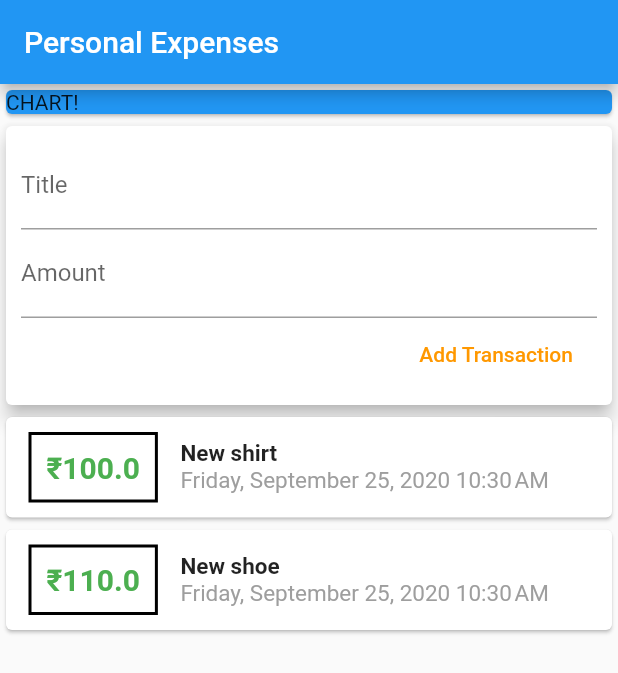
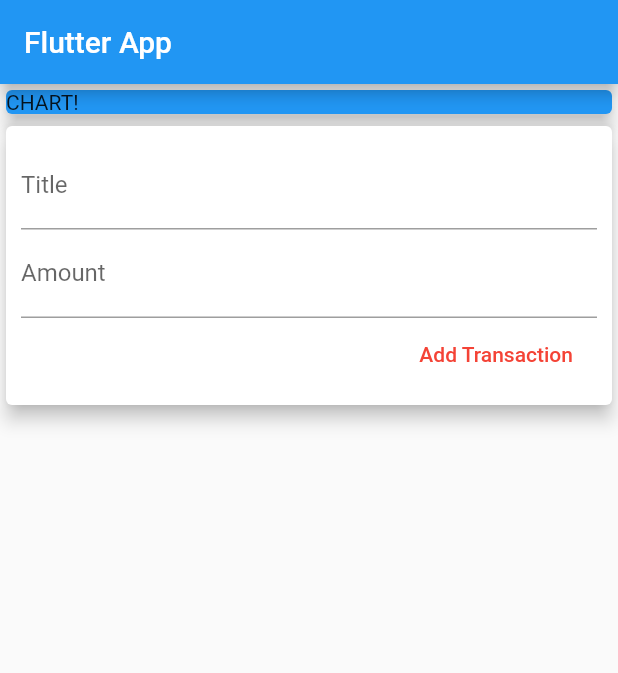
Before and after one commit to LifeofAGeek/flutter-Apps, a Flutter app: the screen it shows after launch, after a tap on "Add Transaction", on a phone screen of 412 x 824 dp. Shown: the top 673 px of the screen. Run offline on Flutter 3.47's test engine with Material 2 defaults, Android fonts, the phone set to English and light mode, and no system bars.

Commit message:
fixed bugs

```diff
--- a/expense_manager/lib/main.dart
+++ b/expense_manager/lib/main.dart
@@ -1,6 +1,5 @@
 import 'package:flutter/material.dart';
-import 'transactions.dart';
-import 'package:intl/intl.dart';
+import './widgets/user_transactions.dart';
 
 void main() => runApp(MyApp());
 
@@ -8,35 +7,21 @@ class MyApp extends StatelessWidget {
   @override
   Widget build(BuildContext context) {
     return MaterialApp(
-      title: 'Personal Expense',
+      title: 'Flutter App',
       home: MyHomePage(),
     );
   }
 }
 
 class MyHomePage extends StatelessWidget {
-  final List<Transaction> transactions = [
-    Transaction(
-      id: 't1',
-      title: "New shirt",
-      amount: 100,
-      date: DateTime.now(),
-    ),
-    Transaction(
-      id: 't2',
-      title: "New shoe",
-      amount: 110,
-      date: DateTime.now(),
-    )
-  ];
-  String titleInput;
-  String amountInput;
+  final titleController = TextEditingController();
+  final amountController = TextEditingController();
 
   @override
   Widget build(BuildContext context) {
     return Scaffold(
       appBar: AppBar(
-        title: Text('Personal Expenses'),
+        title: Text('Flutter App'),
       ),
       body: Column(
         // mainAxisAlignment: MainAxisAlignment.start,
@@ -46,87 +31,11 @@ class MyHomePage extends StatelessWidget {
             width: double.infinity,
             child: Card(
               color: Colors.blue,
-              child: Text("CHART!"),
+              child: Text('CHART!'),
+              elevation: 5,
             ),
           ),
-          Card(
-            elevation: 5,
-            child: Container(
-              padding: EdgeInsets.all(10),
-              child: Column(
-                crossAxisAlignment: CrossAxisAlignment.end,
-                children: <Widget>[
-                  TextField(
-                    decoration: InputDecoration(labelText: "Title"),
-                    onChanged: (val) {
-                      titleInput = val;
-                    },
-                  ),
-                  TextField(
-                    decoration: InputDecoration(labelText: "Amount"),
-                    onChanged: (val) {
-                      amountInput = val;
-                    },
-                  ),
-                  FlatButton(
-                    onPressed: () {
-                      print(titleInput);
-                      print(amountInput);
-                    },
-                    child: Text("Add Transaction"),
-                    textColor: Colors.orange,
-                  )
-                ],
-              ),
-            ),
-          ),
-          Column(
-            children: transactions.map((tx) {
-              return Card(
-                child: Row(
-                  children: <Widget>[
-                    Container(
-                      margin: EdgeInsets.symmetric(
-                        vertical: 10,
-                        horizontal: 15,
-                      ),
-                      decoration: BoxDecoration(
-                        border: Border.all(
-                            color: Colors.black,
-                            width: 2,
-                            style: BorderStyle.solid),
-                      ),
-                      padding: EdgeInsets.all(10),
-                      child: Text(
-                        '\u{20B9}${tx.amount}',
-                        style: TextStyle(
-                            fontWeight: FontWeight.bold,
-                            fontSize: 20,
-                            color: Colors.green),
-                      ),
-                    ),
-                    Column(
-                      crossAxisAlignment: CrossAxisAlignment.start,
-                      children: <Widget>[
-                        Text(
-                          tx.title,
-                          style: TextStyle(
-                              fontSize: 15, fontWeight: FontWeight.bold),
-                        ),
-                        Text(
-                          DateFormat.yMMMMEEEEd().add_jm().format(tx.date),
-                          style: TextStyle(
-                              fontSize: 15,
-                              color: Colors.grey,
-                              fontWeight: FontWeight.normal),
-                        ),
-                      ],
-                    ),
-                  ],
-                ),
-              );
-            }).toList(),
-          )
+          UserTransactions()
         ],
       ),
     );
--- /dev/null
+++ b/expense_manager/lib/widgets/new_transactions.dart
@@ -0,0 +1,42 @@
+import 'package:flutter/material.dart';
+
+class NewTransaction extends StatelessWidget {
+  final Function addTx;
+  final titleController = TextEditingController();
+  final amountController = TextEditingController();
+
+  NewTransaction(this.addTx);
+
+  @override
+  Widget build(BuildContext context) {
+    return Card(
+      elevation: 5,
+      child: Container(
+        padding: EdgeInsets.all(10),
+        child: Column(
+          crossAxisAlignment: CrossAxisAlignment.end,
+          children: <Widget>[
+            TextField(
+              decoration: InputDecoration(labelText: 'Title'),
+              controller: titleController,
+            ),
+            TextField(
+              decoration: InputDecoration(labelText: 'Amount'),
+              controller: amountController,
+            ),
+            FlatButton(
+              child: Text('Add Transaction'),
+              textColor: Colors.red,
+              onPressed: () {
+                addTx(
+                  titleController.text,
+                  double.parse(amountController.text),
+                );
+              },
+            ),
+          ],
+        ),
+      ),
+    );
+  }
+}
--- /dev/null
+++ b/expense_manager/lib/widgets/transactions_list.dart
@@ -0,0 +1,57 @@
+import 'package:expense_manager/models/transactions.dart';
+import 'package:flutter/material.dart';
+import 'package:intl/intl.dart';
+
+class TransactionList extends StatelessWidget {
+  final List<Transaction> transactions;
+
+  TransactionList(this.transactions);
+
+  @override
+  Widget build(BuildContext context) {
+    return Column(
+      children: transactions.map((tx) {
+        return Card(
+          child: Row(
+            children: <Widget>[
+              Container(
+                margin: EdgeInsets.symmetric(
+                  vertical: 10,
+                  horizontal: 15,
+                ),
+                decoration: BoxDecoration(
+                  border: Border.all(
+                      color: Colors.black, width: 2, style: BorderStyle.solid),
+                ),
+                padding: EdgeInsets.all(10),
+                child: Text(
+                  '\u{20B9}${tx.amount}',
+                  style: TextStyle(
+                      fontWeight: FontWeight.bold,
+                      fontSize: 20,
+                      color: Colors.green),
+                ),
+              ),
+              Column(
+                crossAxisAlignment: CrossAxisAlignment.start,
+                children: <Widget>[
+                  Text(
+                    tx.title,
+                    style: TextStyle(fontSize: 15, fontWeight: FontWeight.bold),
+                  ),
+                  Text(
+                    DateFormat.yMMMMEEEEd().add_jm().format(tx.date),
+                    style: TextStyle(
+                        fontSize: 15,
+                        color: Colors.grey,
+                        fontWeight: FontWeight.normal),
+                  ),
+                ],
+              ),
+            ],
+          ),
+        );
+      }).toList(),
+    );
+  }
+}
--- /dev/null
+++ b/expense_manager/lib/widgets/user_transactions.dart
@@ -0,0 +1,36 @@
+import 'package:flutter/material.dart';
+import './new_transactions.dart';
+import './transactions_list.dart';
+import '../models/transactions.dart';
+
+class UserTransactions extends StatefulWidget {
+  @override
+  _UserTransactionsState createState() => _UserTransactionsState();
+}
+
+class _UserTransactionsState extends State<UserTransactions> {
+  final List<Transaction> _userTransactions = [];
+
+  void _addNewTransaction(String txTitle, double txAmount) {
+    final newTx = Transaction(
+      title: txTitle,
+      amount: txAmount,
+      date: DateTime.now(),
+      id: DateTime.now().toString(),
+    );
+
+    setState(() {
+      _userTransactions.add(newTx);
+    });
+  }
+
+  @override
+  Widget build(BuildContext context) {
+    return Column(
+      children: <Widget>[
+        NewTransaction(_addNewTransaction),
+        TransactionList(_userTransactions),
+      ],
+    );
+  }
+}
```
Also changed, not shown: expense_manager/lib/models/transactions.dart (renamed from expense_manager/lib/transactions.dart).
